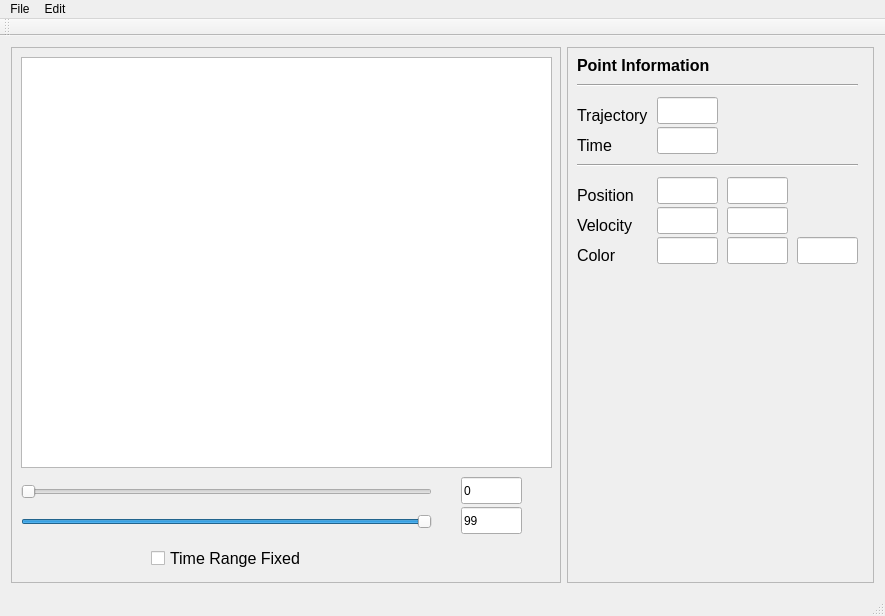
Above: RPA-Trajectory-Visualizer/TrajectoryVisualizer/trajectoryvisualizer.ui from samchen16/RPA-Tracking-Human-Trajectories before the change. Below: the same form after it.
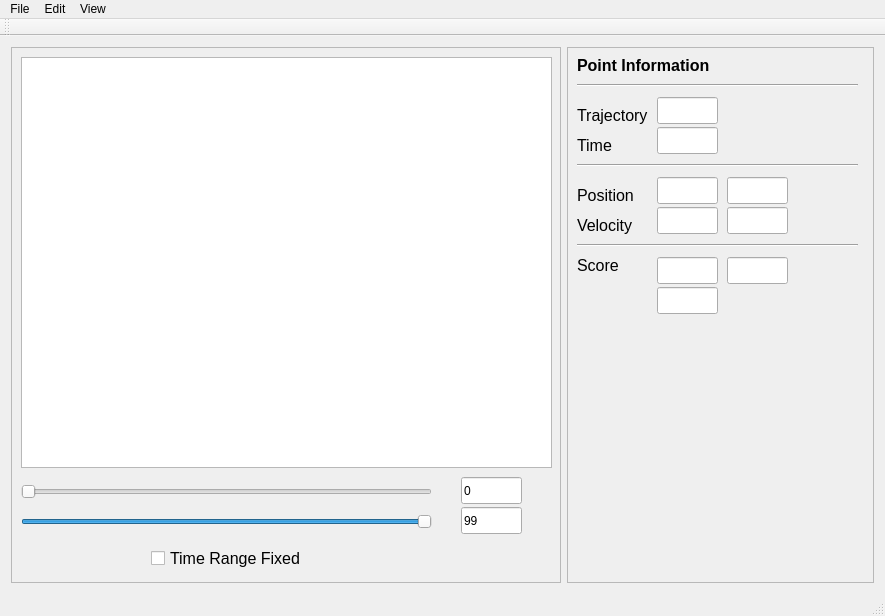
That is the form after the change. Custom widgets are drawn as their Qt base class.

Commit message: removed color point from visualizer

What changed in the file:
```diff
--- a/RPA-Trajectory-Visualizer/TrajectoryVisualizer/trajectoryvisualizer.ui
+++ b/RPA-Trajectory-Visualizer/TrajectoryVisualizer/trajectoryvisualizer.ui
@@ -222,24 +222,6 @@
         <string>Point Information</string>
        </property>
       </widget>
-      <widget class="QLabel" name="colorLabel">
-       <property name="geometry">
-        <rect>
-         <x>10</x>
-         <y>200</y>
-         <width>67</width>
-         <height>17</height>
-        </rect>
-       </property>
-       <property name="font">
-        <font>
-         <pointsize>12</pointsize>
-        </font>
-       </property>
-       <property name="text">
-        <string>Color</string>
-       </property>
-      </widget>
       <widget class="QLabel" name="timeLabel">
        <property name="geometry">
         <rect>
@@ -308,36 +290,6 @@
         </rect>
        </property>
       </widget>
-      <widget class="QLineEdit" name="colorEditH">
-       <property name="geometry">
-        <rect>
-         <x>90</x>
-         <y>190</y>
-         <width>61</width>
-         <height>27</height>
-        </rect>
-       </property>
-      </widget>
-      <widget class="QLineEdit" name="colorEditS">
-       <property name="geometry">
-        <rect>
-         <x>160</x>
-         <y>190</y>
-         <width>61</width>
-         <height>27</height>
-        </rect>
-       </property>
-      </widget>
-      <widget class="QLineEdit" name="colorEditV">
-       <property name="geometry">
-        <rect>
-         <x>230</x>
-         <y>190</y>
-         <width>61</width>
-         <height>27</height>
-        </rect>
-       </property>
-      </widget>
       <widget class="QLineEdit" name="timeEdit">
        <property name="geometry">
         <rect>
@@ -374,24 +326,67 @@
         <enum>Qt::Horizontal</enum>
        </property>
       </widget>
-      <zorder>trajectoryLabel</zorder>
-      <zorder>positionLabel</zorder>
-      <zorder>velocityLabel</zorder>
-      <zorder>pointInfoTitle</zorder>
-      <zorder>colorLabel</zorder>
-      <zorder>timeLabel</zorder>
-      <zorder>graphFrame</zorder>
-      <zorder>trajectoryEdit</zorder>
-      <zorder>velocityEditX</zorder>
-      <zorder>positionEditY</zorder>
-      <zorder>positionEditX</zorder>
-      <zorder>velocityEditY</zorder>
-      <zorder>colorEditH</zorder>
-      <zorder>colorEditS</zorder>
-      <zorder>colorEditV</zorder>
-      <zorder>timeEdit</zorder>
-      <zorder>line</zorder>
-      <zorder>line_2</zorder>
+      <widget class="Line" name="line_3">
+       <property name="geometry">
+        <rect>
+         <x>10</x>
+         <y>190</y>
+         <width>281</width>
+         <height>16</height>
+        </rect>
+       </property>
+       <property name="orientation">
+        <enum>Qt::Horizontal</enum>
+       </property>
+      </widget>
+      <widget class="QLabel" name="scoreLabel">
+       <property name="geometry">
+        <rect>
+         <x>10</x>
+         <y>210</y>
+         <width>71</width>
+         <height>17</height>
+        </rect>
+       </property>
+       <property name="font">
+        <font>
+         <pointsize>12</pointsize>
+        </font>
+       </property>
+       <property name="text">
+        <string>Score</string>
+       </property>
+      </widget>
+      <widget class="QLineEdit" name="posScoreEdit">
+       <property name="geometry">
+        <rect>
+         <x>90</x>
+         <y>210</y>
+         <width>61</width>
+         <height>27</height>
+        </rect>
+       </property>
+      </widget>
+      <widget class="QLineEdit" name="velScoreEdit">
+       <property name="geometry">
+        <rect>
+         <x>160</x>
+         <y>210</y>
+         <width>61</width>
+         <height>27</height>
+        </rect>
+       </property>
+      </widget>
+      <widget class="QLineEdit" name="scoreEdit">
+       <property name="geometry">
+        <rect>
+         <x>90</x>
+         <y>240</y>
+         <width>61</width>
+         <height>27</height>
+        </rect>
+       </property>
+      </widget>
      </widget>
     </item>
    </layout>
@@ -423,8 +418,15 @@
     <addaction name="actionAdd_Point"/>
     <addaction name="actionDelete_Point"/>
    </widget>
+   <widget class="QMenu" name="menuView">
+    <property name="title">
+     <string>View</string>
+    </property>
+    <addaction name="actionScore"/>
+   </widget>
    <addaction name="menuFile"/>
    <addaction name="menuEdit"/>
+   <addaction name="menuView"/>
   </widget>
   <widget class="QStatusBar" name="statusBar"/>
   <widget class="QToolBar" name="toolBar">
```
Left out of the diff: 16 changed lines with no effect on the pictures. The commit also changes 9 other files.
